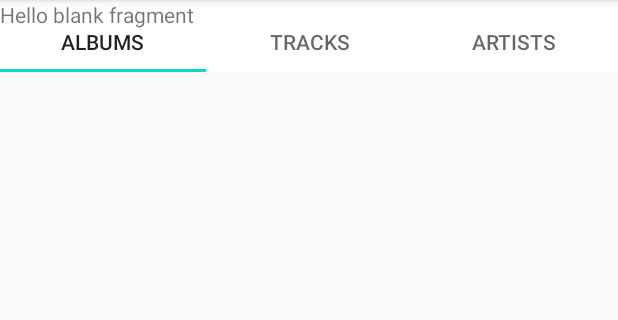
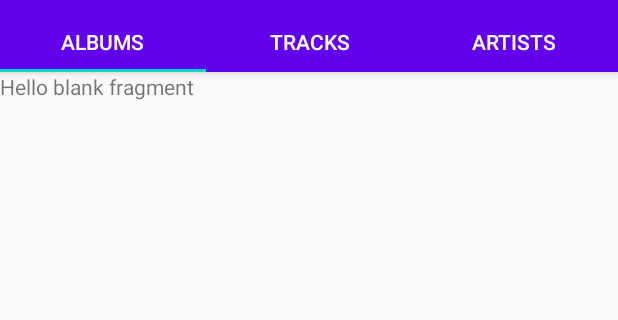
Before and after one commit to Jithin-A-P/Music-player, an Android app: the screen it shows after launch (MainActivity), on a phone screen of 412 x 824 dp, the part 84-404 px from its top. Run offline under Robolectric (Android 15) with nearby library versions, the phone set to English and light mode, and no system bars; our stand-ins replace Picasso.

Commit message:
Messed up with bottm bar

```diff
--- a/app/src/main/java/com/music/player/adapters/TrackListAdapter.kt
+++ b/app/src/main/java/com/music/player/adapters/TrackListAdapter.kt
@@ -29,7 +29,7 @@ class TrackListAdapter(var audioList: ArrayList<Audio>, var activity: MainActivi
         holder.artist.text = audioList[position].artist
 
         val albumArtUri: Uri = ContentUris.withAppendedId(Uri.parse("content://media/external/audio/albumart"), audioList[position].albumId)
-        Picasso.get().load(albumArtUri).into(holder.alubmArt)
+        Picasso.get().load(albumArtUri).into(holder.albumArt)
 
         holder.listItem.setOnClickListener {
             activity.playAudio(position)
@@ -38,7 +38,7 @@ class TrackListAdapter(var audioList: ArrayList<Audio>, var activity: MainActivi
 
     class ViewHolder(itemView: View) : RecyclerView.ViewHolder(itemView) {
         val listItem: LinearLayout = itemView.findViewById(R.id.listItemTL)
-        val alubmArt: ImageView = itemView.findViewById(R.id.albumArtTL)
+        val albumArt: ImageView = itemView.findViewById(R.id.albumArtTL)
         val track: TextView = itemView.findViewById(R.id.trackNameTL)
         val album: TextView = itemView.findViewById(R.id.albumNameTL)
         val artist: TextView = itemView.findViewById(R.id.artistNameTL)
--- a/app/src/main/java/com/music/player/adapters/ViewPagerAdapter.kt
+++ b/app/src/main/java/com/music/player/adapters/ViewPagerAdapter.kt
@@ -14,12 +14,10 @@ class ViewPagerAdapter(fragmentActivity: FragmentActivity) : FragmentStateAdapte
     }
 
     override fun createFragment(position: Int): Fragment {
-        when(position) {
-            0 -> return AlbumFragment()
-            1 -> return TrackFragment()
-            2 -> return ArtistFragment()
+        return when(position) {
+            0 -> AlbumFragment()
+            1 -> TrackFragment()
+            else -> ArtistFragment()
         }
-        return AlbumFragment()
     }
-
 }
--- a/app/src/main/res/layout/activity_main.xml
+++ b/app/src/main/res/layout/activity_main.xml
@@ -1,5 +1,5 @@
 <?xml version="1.0" encoding="utf-8"?>
-<androidx.constraintlayout.widget.ConstraintLayout
+<androidx.coordinatorlayout.widget.CoordinatorLayout
     xmlns:android="http://schemas.android.com/apk/res/android"
     xmlns:app="http://schemas.android.com/apk/res-auto"
     xmlns:tools="http://schemas.android.com/tools"
@@ -8,22 +8,81 @@
     android:orientation="vertical"
     tools:context=".activities.MainActivity">
 
-    <com.google.android.material.tabs.TabLayout
-        android:id="@+id/tabLayout"
+    <com.google.android.material.appbar.AppBarLayout
         android:layout_width="match_parent"
         android:layout_height="wrap_content"
-        app:tabPaddingTop="15dp"
-        app:tabPaddingBottom="8dp"
-        android:background="#fff"
-        app:layout_constraintTop_toTopOf="parent"
-        app:tabMode="fixed" />
+        android:background="?attr/colorPrimary">
+
+        <androidx.appcompat.widget.Toolbar
+            android:layout_width="match_parent"
+            android:layout_height="wrap_content"
+            android:id="@+id/toolbar"
+            android:background="@color/colorPrimary"
+            app:titleTextColor="#fff"
+            app:layout_scrollFlags="scroll|enterAlways|snap"/>
+
+        <com.google.android.material.tabs.TabLayout
+            android:id="@+id/tabLayout"
+            android:layout_width="match_parent"
+            android:layout_height="wrap_content"
+            android:background="@color/colorPrimary"
+            app:tabMode="fixed"
+            app:tabPaddingBottom="8dp"
+            app:tabPaddingTop="15dp"
+            app:tabTextColor="#fff"
+            app:layout_scrollFlags="scroll|enterAlways|snap"/>
+
+    </com.google.android.material.appbar.AppBarLayout>
 
     <androidx.viewpager2.widget.ViewPager2
-        xmlns:android="http://schemas.android.com/apk/res/android"
         android:id="@+id/pager"
         android:layout_width="match_parent"
-        android:layout_height="match_parent"
-        app:layout_constraintBottom_toBottomOf="parent"
-        app:layout_constraintTop_toBottomOf="@id/tabLayout"/>
+        android:layout_height="wrap_content"
+        app:layout_behavior="@string/appbar_scrolling_view_behavior"/>
 
-</androidx.constraintlayout.widget.ConstraintLayout>
+    <LinearLayout
+        android:layout_width="match_parent"
+        android:layout_height="70dp"
+        android:layout_gravity="bottom"
+        android:id="@+id/bottomBar"
+        android:orientation="horizontal"
+        app:layout_behavior="@string/appbar_scrolling_view_behavior">
+
+        <ImageView
+            android:layout_width="60dp"
+            android:layout_height="60dp"
+            android:layout_margin="5dp"
+            android:id="@+id/albumArtBottomBar"/>
+
+        <LinearLayout
+            android:layout_width="match_parent"
+            android:layout_height="wrap_content"
+            android:layout_margin="10dp"
+            android:orientation="vertical">
+
+            <TextView
+                android:id="@+id/trackNameBottomBar"
+                android:layout_width="wrap_content"
+                android:layout_height="wrap_content"
+                android:layout_gravity="left"
+                android:textSize="18sp" />
+
+            <TextView
+                android:id="@+id/albumNameBottomBar"
+                android:layout_width="wrap_content"
+                android:layout_height="wrap_content"
+                android:layout_gravity="left"
+                android:textSize="14sp" />
+
+            <TextView
+                android:id="@+id/artistNameBottomBar"
+                android:layout_width="wrap_content"
+                android:layout_height="wrap_content"
+                android:layout_gravity="left"
+                android:textSize="13sp" />
+
+        </LinearLayout>
+
+    </LinearLayout>
+
+</androidx.coordinatorlayout.widget.CoordinatorLayout>
--- a/app/src/main/res/values/styles.xml
+++ b/app/src/main/res/values/styles.xml
@@ -1,6 +1,6 @@
 <resources>
     <!-- Base application theme. -->
-    <style name="AppTheme" parent="Theme.AppCompat.Light.DarkActionBar">
+    <style name="AppTheme" parent="Theme.AppCompat.Light.NoActionBar">
         <!-- Customize your theme here. -->
         <item name="colorPrimary">@color/colorPrimary</item>
         <item name="colorPrimaryDark">@color/colorPrimaryDark</item>
```
Also changed, not shown: app/src/main/java/com/music/player/activities/MainActivity.kt (+28 -6 lines), app/src/main/java/com/music/player/services/MusicPlayerService.kt (+15 -6 lines), app/src/main/res/layout/fragment_track.xml (+4 -3 lines), app/src/main/res/layout/track_list_item.xml (+8 -7 lines).
